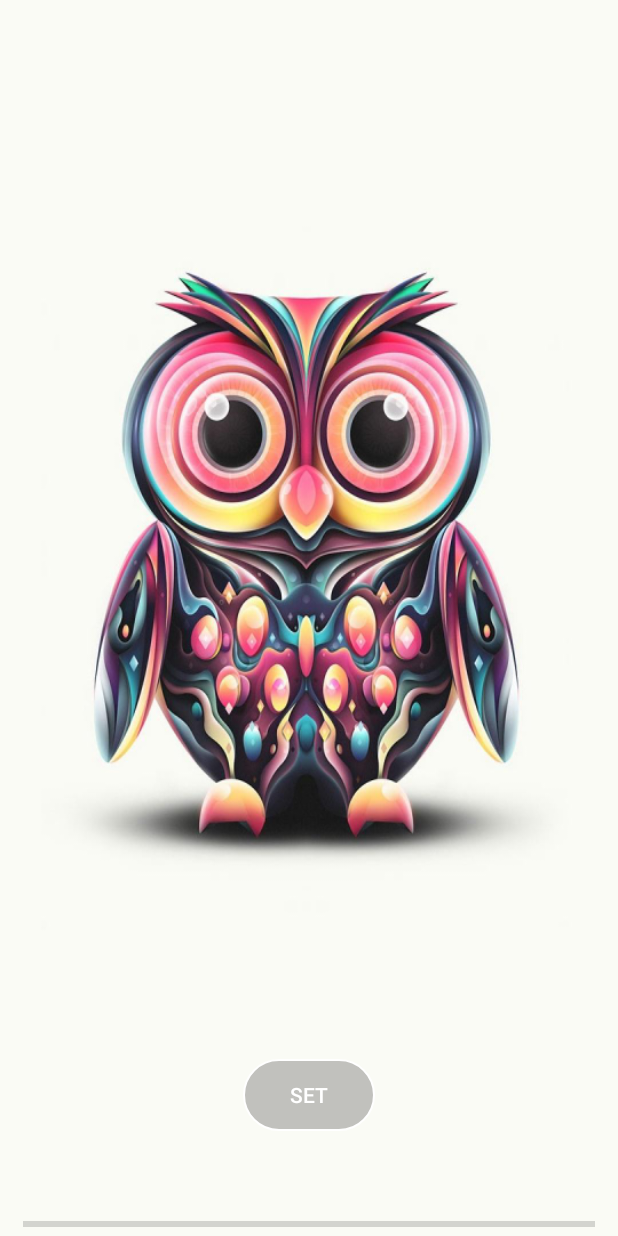
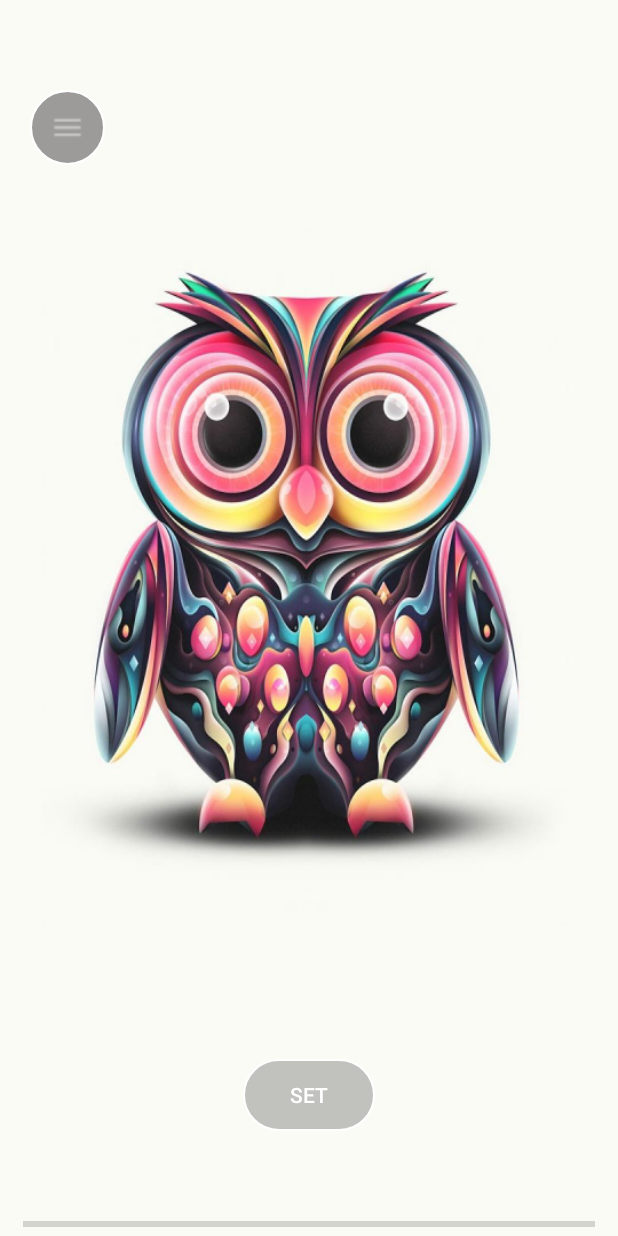
Before and after one commit to kalter704/Pretty_owls_Wallpaper, an Android app: the screen it shows after launch (MainActivity), on a phone screen of 412 x 824 dp. Run offline under Robolectric (Android 15) with nearby library versions, the phone set to English and light mode, and no system bars; our stand-ins replace AdMob; 3 statements that could not run were skipped.

Commit message:
add menu button

```diff
--- a/app/src/main/java/com/aleksandr/nikitin/pretty_owls_wallpaper/MainActivity.java
+++ b/app/src/main/java/com/aleksandr/nikitin/pretty_owls_wallpaper/MainActivity.java
@@ -481,15 +481,15 @@ public class MainActivity extends FragmentActivity implements PageFragmentWithPr
 
     private AdRequest getRequestForAds() {
 
-        return new AdRequest.Builder().build();
+        //return new AdRequest.Builder().build();
 
         // EMULATOR
-        /*
+
         return new AdRequest.Builder()
                 .addTestDevice(AdRequest.DEVICE_ID_EMULATOR)
                 .addTestDevice("3E0DC5B8245C21520131AB58878FDCE7")
                 .build();
-        */
+
         // Highscreen ICE 2
 /*
         return new AdRequest.Builder()
--- a/app/src/main/res/layout/activity_main.xml
+++ b/app/src/main/res/layout/activity_main.xml
@@ -9,7 +9,8 @@
     android:paddingLeft="@dimen/activity_horizontal_margin"
     android:paddingRight="@dimen/activity_horizontal_margin"
     android:paddingTop="@dimen/activity_vertical_margin"
-    tools:context="com.aleksandr.nikitin.kittens_wallpaper.MainActivity">
+    tools:context="com.aleksandr.nikitin.pretty_owls_wallpaper">
+
 
 
     <android.support.v4.view.ViewPager
@@ -18,12 +19,25 @@
         android:layout_height="match_parent"
         android:layout_above="@+id/setWlpBtn"></android.support.v4.view.ViewPager>
 
+
+    <Button
+        android:id="@+id/btnMenu"
+        style="@style/btn_style2"
+        android:layout_gravity="top|left"/>
+
+    <ImageView
+        android:id="@+id/imageView"
+        style="@style/btn_style2"
+        android:layout_gravity="top|left"
+        android:src="@drawable/ic_menu"/>
+
     <Button
         android:id="@+id/btnSetWallpaper"
         style="@style/btn_style"
         android:layout_gravity="center_horizontal|bottom"
         android:layout_marginBottom="70dp"
         android:text="@string/set_wallpaper" />
+
 
     <!--
     <Button
@@ -114,21 +128,21 @@
     -->
 
     <ProgressBar
+        android:id="@+id/progressBar"
         style="?android:attr/progressBarStyleLarge"
         android:layout_width="wrap_content"
         android:layout_height="wrap_content"
-        android:id="@+id/progressBar"
         android:layout_gravity="center"
-        android:layout_marginTop="70dp"/>
+        android:layout_marginTop="70dp" />
 
     <ProgressBar
+        android:id="@+id/progressBar2"
         style="?android:attr/progressBarStyleHorizontal"
         android:layout_width="match_parent"
         android:layout_height="wrap_content"
-        android:id="@+id/progressBar2"
         android:layout_gravity="center_horizontal|bottom"
         android:layout_marginLeft="15dp"
-        android:layout_marginRight="15dp"/>
+        android:layout_marginRight="15dp" />
 
 
 </FrameLayout>
--- a/app/src/main/res/values/styles.xml
+++ b/app/src/main/res/values/styles.xml
@@ -26,4 +26,16 @@
         <item name="android:layout_height">wrap_content</item>
     </style>
 
+    <style name="btn_style2">
+        <item name="android:paddingTop">13dp</item>
+        <item name="android:paddingBottom">13dp</item>
+        <item name="android:paddingLeft">10dp</item>
+        <item name="android:paddingRight">10dp</item>
+        <item name="android:enabled">true</item>
+        <item name="android:background">@drawable/btn_bg</item>
+        <item name="android:layout_width">50dp</item>
+        <item name="android:layout_height">50dp</item>
+        <item name="android:layout_marginLeft">20dp</item>
+        <item name="android:layout_marginTop">60dp</item>
+    </style>
 </resources>
```
Also changed, not shown: app/src/main/res/drawable-hdpi/ic_menu.png (added), app/src/main/res/drawable-mdpi/ic_menu.png (added), app/src/main/res/drawable-xhdpi/ic_menu.png (added), app/src/main/res/drawable-xxhdpi/ic_menu.png (added).
